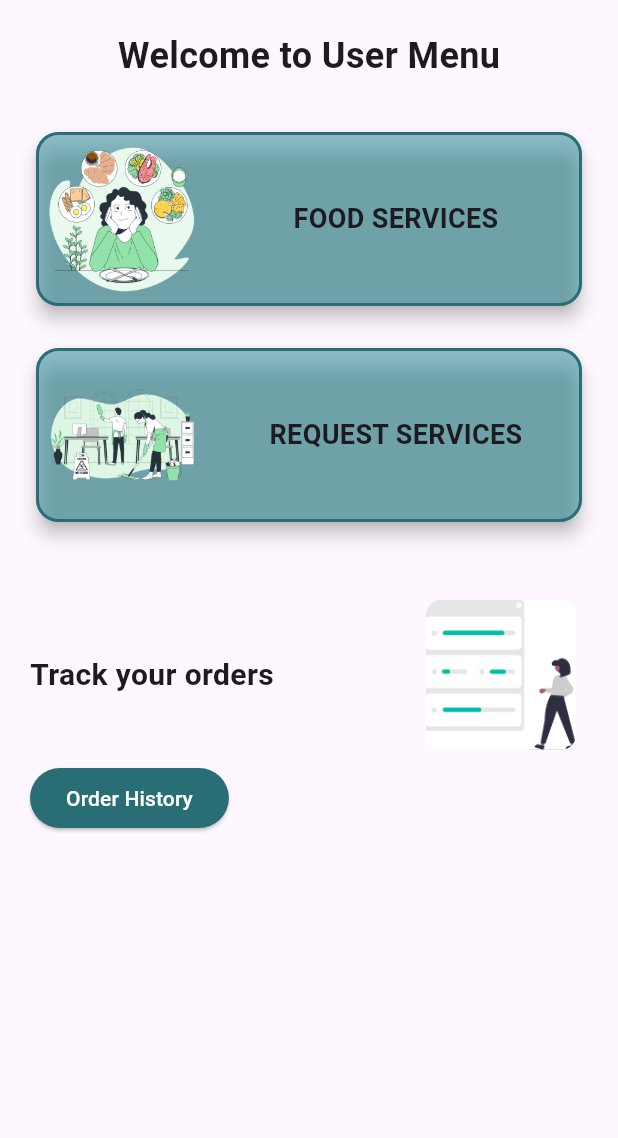
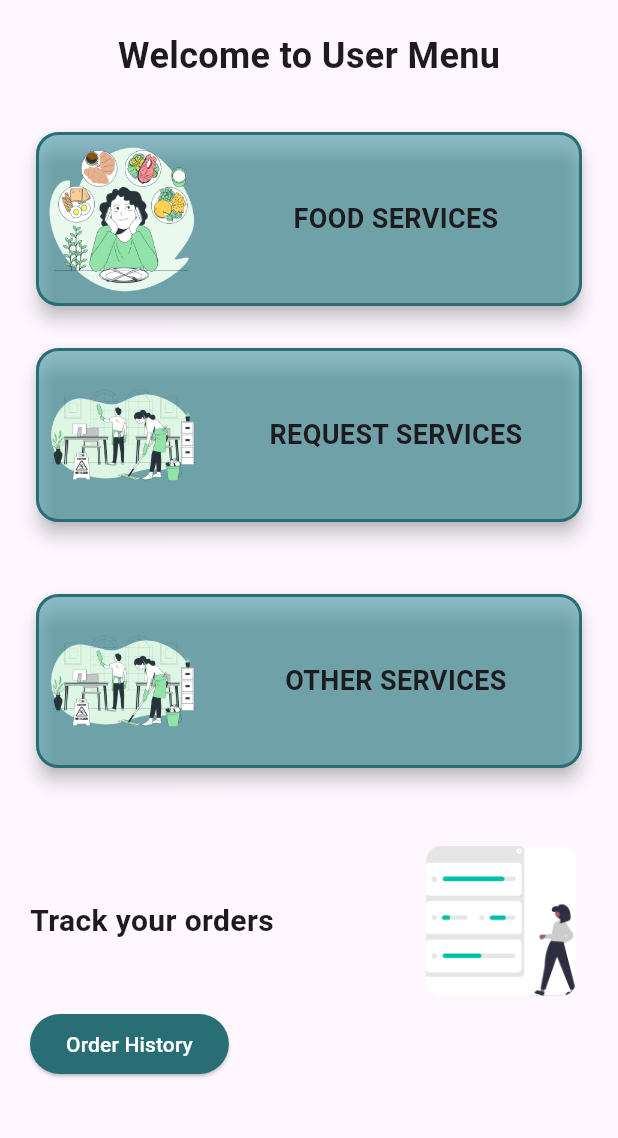
Before and after one commit to harishmakaliyaperumal/Hotel-Management, a Flutter app: the UserMenu screen opened directly with empty values, on a phone screen of 412 x 824 dp, the part 84-1222 px from its top. Run offline on Flutter 3.47's test engine with Material 3 defaults, Android fonts, the phone set to English and light mode, and no system bars; our stand-ins replace badges, flutter_rating_bar, just_audio, shared_preferences, swipeable_button_view; missing offline and left inert: dart:ffi; accounts and stored records are empty.

Commit message:
"latter services UI added"

```diff
--- a/lib/features/customer/customer_requset_services/user_page_requset_services.dart
+++ b/lib/features/customer/customer_requset_services/user_page_requset_services.dart
@@ -524,12 +524,12 @@ class _UserDashboardState extends State<UserDashboard> {
                           enabledBorder: OutlineInputBorder(
                             borderRadius: BorderRadius.circular(30),
                             borderSide: const BorderSide(
-                                color: Color(0xffB5E198), width: 1.5),
+                                color: Color(0xff7e7c7c), width: 1.5),
                           ),
                           focusedBorder: OutlineInputBorder(
                             borderRadius: BorderRadius.circular(15),
                             borderSide: const BorderSide(
-                                color: Color(0xffB5E198), width: 1.5),
+                                color: Color(0xff7e7c7c), width: 1.5),
                           ),
                           alignLabelWithHint: true,
                         ),
--- a/lib/features/customer/user_menu.dart
+++ b/lib/features/customer/user_menu.dart
@@ -1,6 +1,7 @@
 import 'dart:convert';
 import 'package:flutter/material.dart';
 import 'package:holtelmanagement/common/helpers/app_bar.dart';
+import 'package:holtelmanagement/features/customer/customer_other_services/other_services.dart';
 
 // import 'package:holtelmanagement/features/customer/food/userpage_food_categories.dart';
 // import 'package:holtelmanagement/features/customer/services/user_page_requset_services.dart';
@@ -328,6 +329,66 @@ class _UserMenuState extends State<UserMenu> {
               ),
               const SizedBox(height: 40),
 
+
+              Card(
+                color: Color(0x882F919B),
+                elevation: 5,
+                shape: RoundedRectangleBorder(
+                  borderRadius: BorderRadius.circular(15),
+                  side: BorderSide(
+                    color: Color(0xFF2A6E75), // Consistent border color
+                    width: 2.0,
+                  ),
+                ),
+                child: InkWell(
+                  onTap: () {
+                    Navigator.push(
+                      context,
+                      MaterialPageRoute(
+                          builder: (_) =>OtherServices ()
+                      ),
+                    );
+                  },
+                  child: Row(
+                    children: [
+                      // Right Side Image
+                      Padding(
+                        padding: const EdgeInsets.all(8.0),
+                        child: Container(
+                          width: 100,
+                          height: 100,
+                          decoration: BoxDecoration(
+                            image: DecorationImage(
+                              image: AssetImage('assets/images/request_services_image.png'), // Replace with your image
+                              fit: BoxFit.cover,
+                            ),
+                            borderRadius: BorderRadius.circular(10),
+                          ),
+                        ),
+                      ),
+                      Expanded(
+                        child: Padding(
+                          padding: const EdgeInsets.all(8.0),
+                          child: Text(
+                            AppLocalizations.of(context)
+                                .translate('user_menu_card_Htext_OS'),
+                            style: TextStyle(
+                              fontSize: 18,
+                              fontWeight: FontWeight.bold,
+                              // color: Color(0xFF2A6E75),
+                              // color: Colors.white,
+                            ),
+                            textAlign: TextAlign.center,
+                          ),
+                        ),
+                      ),
+                    ],
+                  ),
+                ),
+              ),
+              const SizedBox(height: 40),
+
+
               // Order History Section
               Row(
                 mainAxisAlignment: MainAxisAlignment.spaceBetween,
--- a/lib/l10n/app_ar.json
+++ b/lib/l10n/app_ar.json
@@ -55,6 +55,7 @@
   "swipe_to_update_status": "انتقد لتحديث الحالة",
   "user_menu_pg_htext":"مرحبًا بك في قائمة المستخدم",
   "user_menu_card_Htext_FS": "خدمات الطعام",
+  "user_menu_card_Htext_OS": " خَدَمَات أُخْرَى",
   "user_menu_card_Htext_RS": "طلبخدمات",
   "user_categories_pg_appbar_text": "فئات",
   "cus_pg_subcategories_text_name": "فئات",
--- a/lib/l10n/app_en.json
+++ b/lib/l10n/app_en.json
@@ -56,6 +56,7 @@
   "user_menu_pg_htext": "Welcome to User Menu",
   "user_menu_card_Htext_RS": "REQUEST SERVICES",
   "user_menu_card_Htext_FS": "FOOD SERVICES",
+  "user_menu_card_Htext_OS": "OTHER SERVICES",
   "user_categories_pg_appbar_text":"Categories",
   "cus_pg_subcategories_text_name": "Categories",
   "cus_pg_subcategories_text_description": "Description",
--- a/lib/l10n/app_no.json
+++ b/lib/l10n/app_no.json
@@ -54,6 +54,7 @@
   "swipe_to_update_status":"sveip for å oppdatere status",
   "user_menu_pg_htext":"Velkommen til brukermenyen",
   "user_menu_card_Htext_FS": "MATTJENESTER",
+  "user_menu_card_Htext_OS": "ANDRE TJENESTER",
   "user_menu_card_Htext_RS": "FORESPØRSELTJENESTER",
   "user_categories_pg_appbar_text": "Kategorier",
   "cus_pg_subcategories_text_name": "Kategorier",
```
Also changed, not shown: lib/features/customer/cus_model/otherservices_models.dart (added, +65 -0 lines), lib/features/customer/customer_other_services/other_services.dart (added, +206 -0 lines), lib/features/dashboard/services/services_page_screens/servicedashboard.dart (+16 -21 lines), lib/features/services/apiservices.dart (+31 -2 lines).
